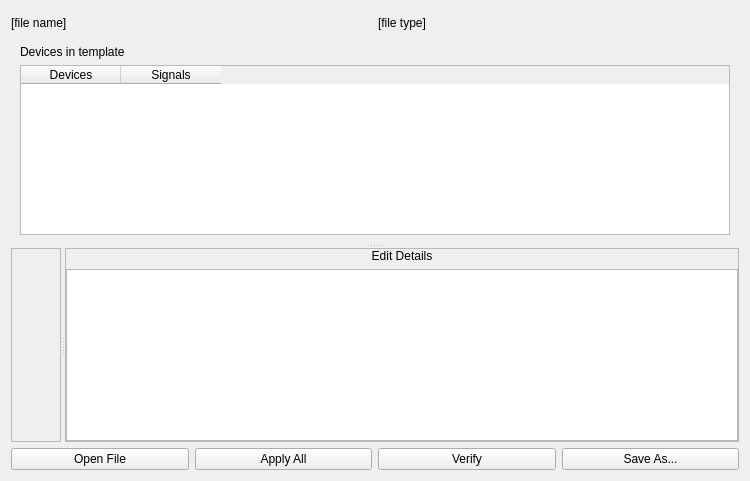
The window that atef/ui/fill_template_page.ui (pcdshub/atef) describes before a commit, drawn with Qt 5.
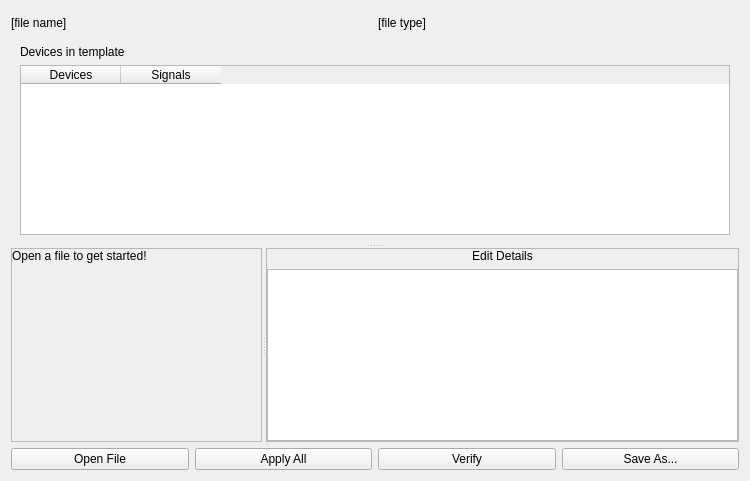
The same window after the commit.

Commit message: GUI/DOC: touch up help text and spacing

The edit to the form file:
```diff
--- a/atef/ui/fill_template_page.ui
+++ b/atef/ui/fill_template_page.ui
@@ -129,12 +129,12 @@
          <number>0</number>
         </property>
         <item>
-         <widget class="QWidget" name="edits_table_placeholder" native="true">
-          <property name="sizePolicy">
-           <sizepolicy hsizetype="Expanding" vsizetype="Expanding">
-            <horstretch>0</horstretch>
-            <verstretch>0</verstretch>
-           </sizepolicy>
+         <widget class="QLabel" name="edits_table_placeholder">
+          <property name="text">
+           <string>Open a file to get started!</string>
+          </property>
+          <property name="alignment">
+           <set>Qt::AlignLeading|Qt::AlignLeft|Qt::AlignTop</set>
           </property>
          </widget>
         </item>
```
The commit also changes 2 other files.
